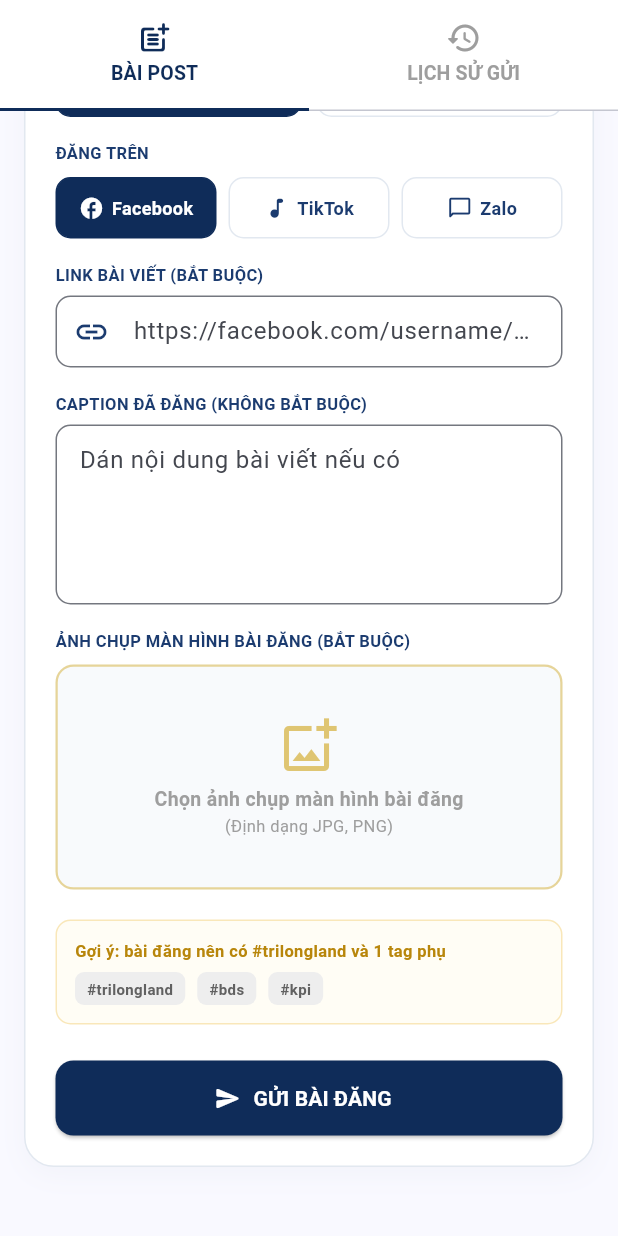
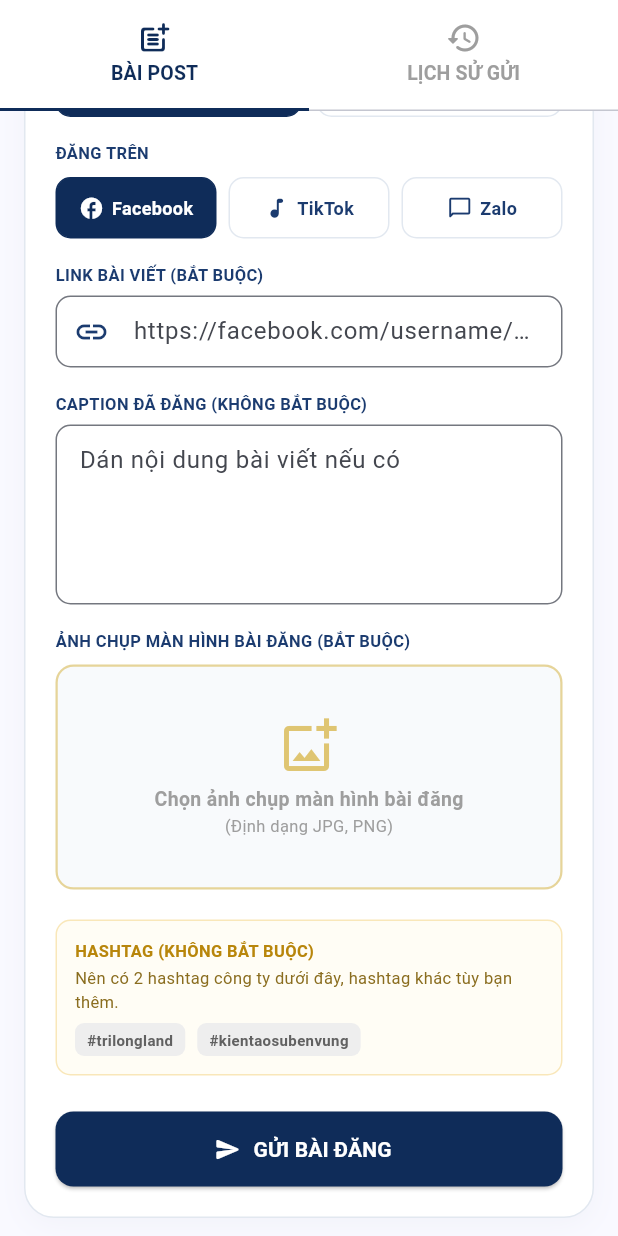
Before and after one commit to HeroM04/MobileApp, a Flutter app: the BaiPostView widget shown alone on an empty page, opened directly, scrolled down 221 dp, on a phone screen of 412 x 824 dp. Run offline on Flutter 3.47's test engine with Material 3 defaults, Android fonts, the phone set to English and light mode, and no system bars; our stand-ins replace dio, firebase_core, firebase_messaging, flutter_dotenv, flutter_local_notifications, flutter_secure_storage and 7 more; missing offline and left inert: google_mlkit_face_detection, mobile_scanner, stomp_dart_client; accounts and stored records are empty; network calls fail.

Commit message:
Bài đăng: hashtag chỉ gợi ý #trilongland #kientaosubenvung, không bắt buộc
Bỏ #bds, #kpi khỏi phần gợi ý. Ô hashtag ghi rõ "không bắt buộc": nên có 2
hashtag công ty, hashtag khác mỗi người tự thêm. Gửi bài vẫn không kiểm tra
hashtag (chỉ bắt buộc ảnh chụp; link bắt buộc với Facebook / TikTok).

Co-Authored-By: Claude Opus 5.5 <noreply@anthropic.com>

```diff
--- a/kpi_mobile/lib/features/baipost/views/bai_post_view.dart
+++ b/kpi_mobile/lib/features/baipost/views/bai_post_view.dart
@@ -60,8 +60,9 @@ class _BaiPostViewState extends State<BaiPostView> {
   String _nenTang = 'FACEBOOK';
   bool get _canLink => _nenTang != 'ZALO';
 
-  /// Gợi ý hashtag — chỉ để nhắc, không chặn gửi (Admin xem trên ảnh chụp).
-  final List<String> _goiYHashtag = ["#trilongland", "#bds", "#kpi"];
+  /// Hashtag công ty — chỉ để nhắc, không bắt buộc, không chặn gửi. Hashtag
+  /// khác mỗi người tự thêm. (Bỏ #bds, #kpi theo yêu cầu 11/11/2026.)
+  static const List<String> _goiYHashtag = ["#trilongland", "#kientaosubenvung"];
 
   Future<void> _pickScreenshot() async {
     try {
@@ -394,7 +395,7 @@ class _BaiPostViewState extends State<BaiPostView> {
                   ),
                   const SizedBox(height: 20),
 
-                  // Yêu cầu từ khóa
+                  // Hashtag gợi ý — không bắt buộc
                   Container(
                     padding: const EdgeInsets.all(12),
                     decoration: BoxDecoration(
@@ -406,11 +407,17 @@ class _BaiPostViewState extends State<BaiPostView> {
                       crossAxisAlignment: CrossAxisAlignment.start,
                       children: [
                         const Text(
-                          "Gợi ý: bài đăng nên có #trilongland và 1 tag phụ",
+                          "HASHTAG (KHÔNG BẮT BUỘC)",
                           style: TextStyle(fontSize: 11, fontWeight: FontWeight.bold, color: Color(0xFFB8860B)),
                         ),
+                        const SizedBox(height: 2),
+                        const Text(
+                          "Nên có 2 hashtag công ty dưới đây, hashtag khác tùy bạn thêm.",
+                          style: TextStyle(fontSize: 11, color: Color(0xFF8A6D1F)),
+                        ),
                         const SizedBox(height: 6),
-                        Row(
+                        Wrap(
+                          runSpacing: 6,
                           children: _goiYHashtag.map((tag) {
                             return Container(
                               margin: const EdgeInsets.only(right: 8),
```
